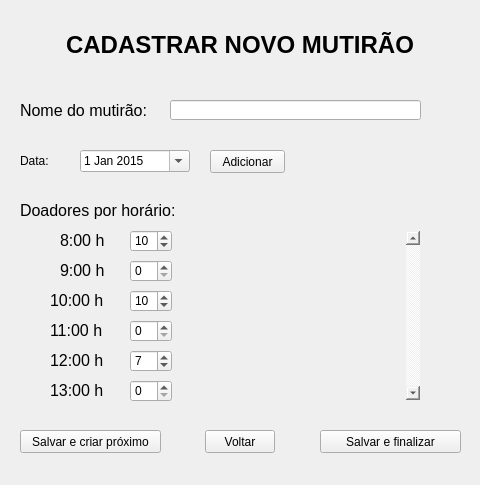
Old version of the form dev/sangueDaUFRJ/newdrive.ui in the repository lucasdepaula/sbvbproject.
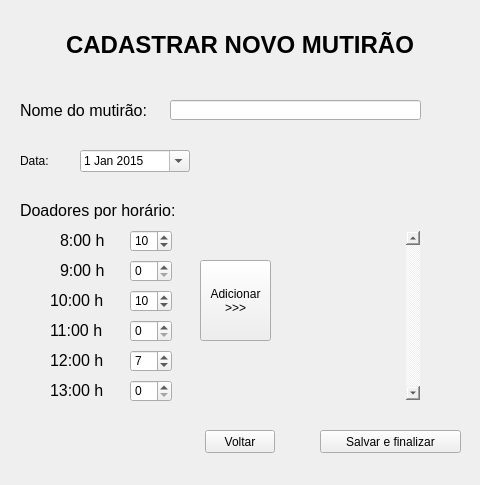
New version of the form. Icons and pictures are not drawn.

```diff
--- a/dev/sangueDaUFRJ/newdrive.ui
+++ b/dev/sangueDaUFRJ/newdrive.ui
@@ -77,22 +77,6 @@
      <string>&lt;html&gt;&lt;head/&gt;&lt;body&gt;&lt;p align=&quot;center&quot;&gt;&lt;span style=&quot; font-size:18pt; font-weight:600;&quot;&gt;CADASTRAR NOVO MUTIRÃO&lt;/span&gt;&lt;/p&gt;&lt;/body&gt;&lt;/html&gt;</string>
     </property>
    </widget>
-   <widget class="QPushButton" name="pushButton_2">
-    <property name="geometry">
-     <rect>
-      <x>20</x>
-      <y>430</y>
-      <width>141</width>
-      <height>23</height>
-     </rect>
-    </property>
-    <property name="styleSheet">
-     <string notr="true"/>
-    </property>
-    <property name="text">
-     <string>Salvar e criar próximo</string>
-    </property>
-   </widget>
    <widget class="QPushButton" name="pushButton_3">
     <property name="geometry">
      <rect>
@@ -186,14 +170,15 @@
    <widget class="QPushButton" name="pushButton_4">
     <property name="geometry">
      <rect>
-      <x>210</x>
-      <y>150</y>
-      <width>75</width>
-      <height>23</height>
+      <x>200</x>
+      <y>260</y>
+      <width>71</width>
+      <height>81</height>
      </rect>
     </property>
     <property name="text">
-     <string>Adicionar</string>
+     <string>Adicionar
+&gt;&gt;&gt;</string>
     </property>
    </widget>
    <widget class="QLabel" name="label_4">
```
